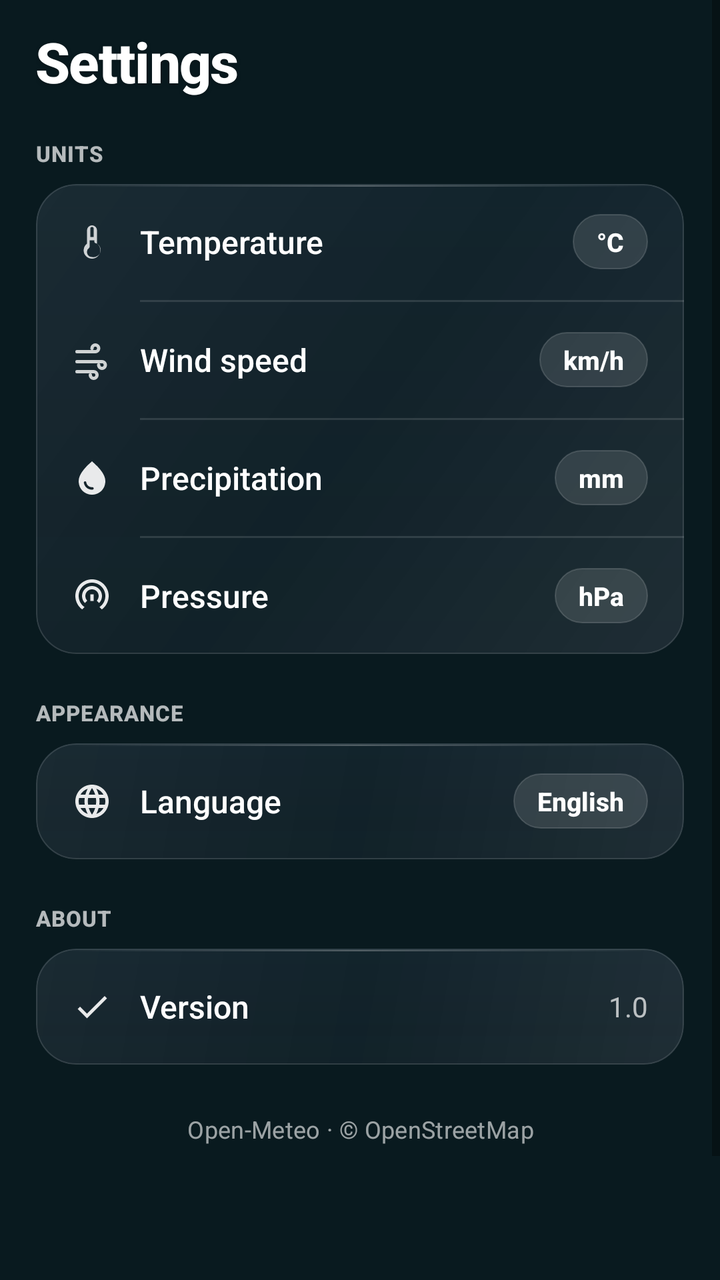
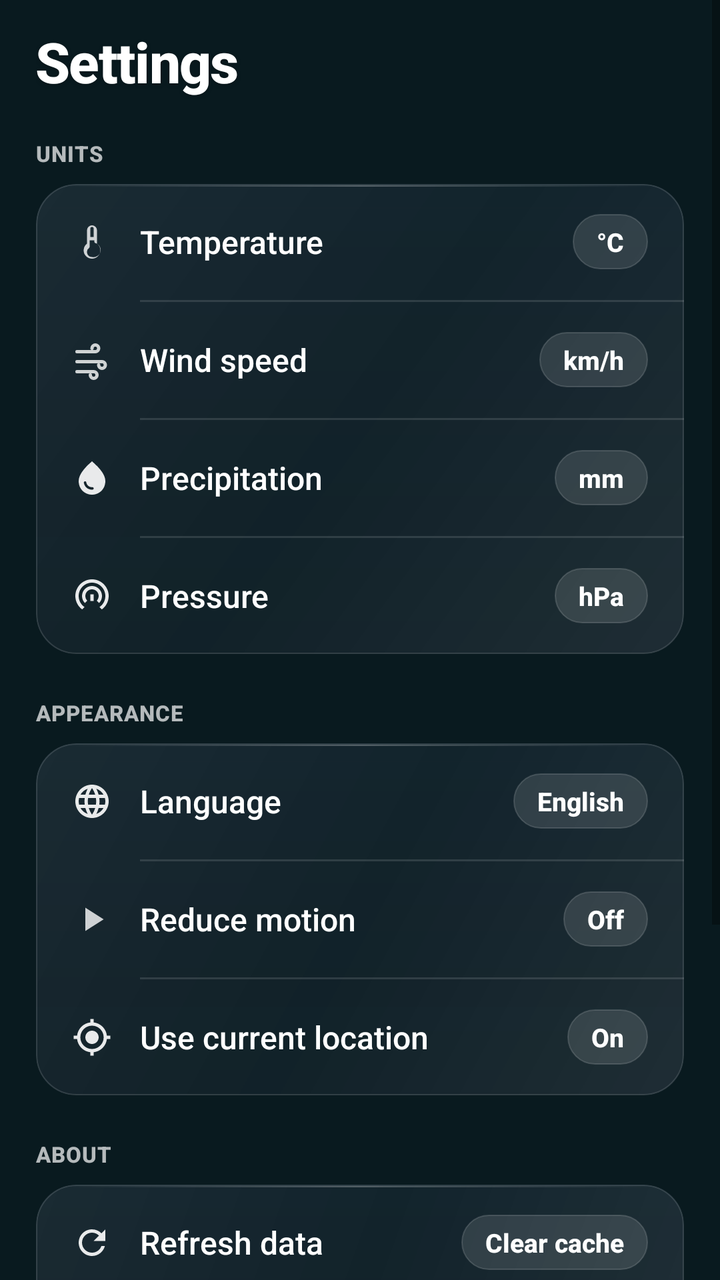

The first picture is an Android layout as it rendered before a commit; the second is the same layout after the commit. The layout source and the unified diff follow.
<!-- AndroidManifest.xml: application theme Theme.K3Weather -->
<!-- res/layout/layout_settings.xml -->
<?xml version="1.0" encoding="utf-8"?>
<ScrollView xmlns:android="http://schemas.android.com/apk/res/android"
    xmlns:app="http://schemas.android.com/apk/res-auto"
    android:layout_width="match_parent"
    android:layout_height="match_parent"
    android:background="@android:color/transparent"
    android:clipToPadding="false"
    android:overScrollMode="never"
    android:fillViewport="true">

    <LinearLayout
        android:layout_width="match_parent"
        android:layout_height="wrap_content"
        android:orientation="vertical"
        android:paddingHorizontal="18dp"
        android:paddingTop="12dp"
        android:paddingBottom="120dp">

        
        <TextView
            android:layout_width="match_parent"
            android:layout_height="wrap_content"
            android:text="@string/settings_title"
            android:textColor="@android:color/white"
            android:textSize="28sp"
            android:textStyle="bold"
            android:letterSpacing="-0.02"
            android:shadowColor="#33000000"
            android:shadowDx="0"
            android:shadowDy="2"
            android:shadowRadius="6"
            android:fontFamily="sans-serif-medium"
            android:layout_marginBottom="20dp" />

        
        <TextView
            android:layout_width="match_parent"
            android:layout_height="wrap_content"
            android:text="@string/settings_section_units"
            android:textColor="#B3FFFFFF"
            android:textSize="11sp"
            android:textStyle="bold"
            android:letterSpacing="0.03"
            android:fontFamily="sans-serif-medium"
            android:layout_marginBottom="8dp" />

        <LinearLayout
            android:layout_width="match_parent"
            android:layout_height="wrap_content"
            android:background="@drawable/bg_card_translucent"
            android:orientation="vertical"
            android:clipToOutline="true">

            
            <LinearLayout
                android:id="@+id/rowTemperature"
                android:layout_width="match_parent"
                android:layout_height="58dp"
                android:background="?attr/selectableItemBackground"
                android:clickable="true"
                android:focusable="true"
                android:gravity="center_vertical"
                android:orientation="horizontal"
                android:paddingHorizontal="18dp">

                <ImageView
                    android:layout_width="20dp"
                    android:layout_height="20dp"
                    android:contentDescription="@null"
                    android:src="@drawable/ic_thermometer"
                    app:tint="#E6FFFFFF" />

                <TextView
                    android:layout_width="0dp"
                    android:layout_height="wrap_content"
                    android:layout_weight="1"
                    android:layout_marginStart="14dp"
                    android:text="@string/settings_temperature"
                    android:textColor="@android:color/white"
                    android:textSize="16sp"
                    android:fontFamily="sans-serif-medium" />

                <TextView
                    android:id="@+id/tvTemperatureUnitValue"
                    android:layout_width="wrap_content"
                    android:layout_height="wrap_content"
                    android:background="@drawable/bg_pill_accent_translucent"
                    android:paddingHorizontal="12dp"
                    android:paddingVertical="5dp"
                    android:text="°C"
                    android:textColor="@android:color/white"
                    android:textSize="13sp"
                    android:textStyle="bold"
                    android:fontFamily="sans-serif-medium" />
            </LinearLayout>

            <View
                android:layout_width="match_parent"
                android:layout_height="1dp"
                android:layout_marginStart="52dp"
                android:background="#1FFFFFFF" />

            
            <LinearLayout
                android:id="@+id/rowWindSpeed"
                android:layout_width="match_parent"
                android:layout_height="58dp"
                android:background="?attr/selectableItemBackground"
                android:clickable="true"
                android:focusable="true"
                android:gravity="center_vertical"
                android:orientation="horizontal"
                android:paddingHorizontal="18dp">

                <ImageView
                    android:layout_width="20dp"
                    android:layout_height="20dp"
                    android:contentDescription="@null"
                    android:src="@drawable/ic_wind"
                    app:tint="#E6FFFFFF" />

                <TextView
                    android:layout_width="0dp"
                    android:layout_height="wrap_content"
                    android:layout_weight="1"
                    android:layout_marginStart="14dp"
                    android:text="@string/settings_wind_speed"
                    android:textColor="@android:color/white"
                    android:textSize="16sp"
                    android:fontFamily="sans-serif-medium" />

                <TextView
                    android:id="@+id/tvWindSpeedUnitValue"
                    android:layout_width="wrap_content"
                    android:layout_height="wrap_content"
                    android:background="@drawable/bg_pill_accent_translucent"
                    android:paddingHorizontal="12dp"
                    android:paddingVertical="5dp"
                    android:text="km/h"
                    android:textColor="@android:color/white"
                    android:textSize="13sp"
                    android:textStyle="bold"
                    android:fontFamily="sans-serif-medium" />
            </LinearLayout>

            <View
                android:layout_width="match_parent"
                android:layout_height="1dp"
                android:layout_marginStart="52dp"
                android:background="#1FFFFFFF" />

            <LinearLayout
                android:id="@+id/rowPrecipitation"
                android:layout_width="match_parent"
                android:layout_height="58dp"
                android:background="?attr/selectableItemBackground"
                android:clickable="true"
                android:focusable="true"
                android:gravity="center_vertical"
                android:orientation="horizontal"
                android:paddingHorizontal="18dp">

                <ImageView
                    android:layout_width="20dp"
                    android:layout_height="20dp"
                    android:contentDescription="@null"
                    android:src="@drawable/ic_humidity_drop"
                    app:tint="#E6FFFFFF" />

                <TextView
                    android:layout_width="0dp"
                    android:layout_height="wrap_content"
                    android:layout_weight="1"
                    android:layout_marginStart="14dp"
                    android:text="@string/settings_precipitation"
                    android:textColor="@android:color/white"
                    android:textSize="16sp"
                    android:fontFamily="sans-serif-medium" />

                <TextView
                    android:id="@+id/tvPrecipitationUnitValue"
                    android:layout_width="wrap_content"
                    android:layout_height="wrap_content"
                    android:background="@drawable/bg_pill_accent_translucent"
                    android:paddingHorizontal="12dp"
                    android:paddingVertical="5dp"
                    android:text="mm"
                    android:textColor="@android:color/white"
                    android:textSize="13sp"
                    android:textStyle="bold"
                    android:fontFamily="sans-serif-medium" />
            </LinearLayout>

            <View
                android:layout_width="match_parent"
                android:layout_height="1dp"
                android:layout_marginStart="52dp"
                android:background="#1FFFFFFF" />

            <LinearLayout
                android:id="@+id/rowPressure"
                android:layout_width="match_parent"
                android:layout_height="58dp"
                android:background="?attr/selectableItemBackground"
                android:clickable="true"
                android:focusable="true"
                android:gravity="center_vertical"
                android:orientation="horizontal"
                android:paddingHorizontal="18dp">

                <ImageView
                    android:layout_width="20dp"
                    android:layout_height="20dp"
                    android:contentDescription="@null"
                    android:src="@drawable/ic_gauge"
                    app:tint="#E6FFFFFF" />

                <TextView
                    android:layout_width="0dp"
                    android:layout_height="wrap_content"
                    android:layout_weight="1"
                    android:layout_marginStart="14dp"
                    android:text="@string/settings_pressure"
                    android:textColor="@android:color/white"
                    android:textSize="16sp"
                    android:fontFamily="sans-serif-medium" />

                <TextView
                    android:id="@+id/tvPressureUnitValue"
                    android:layout_width="wrap_content"
                    android:layout_height="wrap_content"
                    android:background="@drawable/bg_pill_accent_translucent"
                    android:paddingHorizontal="12dp"
                    android:paddingVertical="5dp"
                    android:text="hPa"
                    android:textColor="@android:color/white"
                    android:textSize="13sp"
                    android:textStyle="bold"
                    android:fontFamily="sans-serif-medium" />
            </LinearLayout>
        </LinearLayout>

        
        <TextView
            android:layout_width="match_parent"
            android:layout_height="wrap_content"
            android:layout_marginTop="22dp"
            android:layout_marginBottom="8dp"
            android:text="@string/settings_section_display"
            android:textColor="#B3FFFFFF"
            android:textSize="11sp"
            android:textStyle="bold"
            android:letterSpacing="0.03"
            android:fontFamily="sans-serif-medium" />

        <LinearLayout
            android:layout_width="match_parent"
            android:layout_height="wrap_content"
            android:background="@drawable/bg_card_translucent"
            android:orientation="vertical"
            android:clipToOutline="true">

            
            <LinearLayout
                android:id="@+id/rowLanguage"
                android:layout_width="match_parent"
                android:layout_height="58dp"
                android:background="?attr/selectableItemBackground"
                android:clickable="true"
                android:focusable="true"
                android:gravity="center_vertical"
                android:orientation="horizontal"
                android:paddingHorizontal="18dp">

                <ImageView
                    android:layout_width="20dp"
                    android:layout_height="20dp"
                    android:contentDescription="@null"
                    android:src="@drawable/ic_language"
                    app:tint="#E6FFFFFF" />

                <TextView
                    android:layout_width="0dp"
                    android:layout_height="wrap_content"
                    android:layout_weight="1"
                    android:layout_marginStart="14dp"
                    android:text="@string/settings_language"
                    android:textColor="@android:color/white"
                    android:textSize="16sp"
                    android:fontFamily="sans-serif-medium" />

                <TextView
                    android:id="@+id/tvLanguageValue"
                    android:layout_width="wrap_content"
                    android:layout_height="wrap_content"
                    android:background="@drawable/bg_pill_accent_translucent"
                    android:paddingHorizontal="12dp"
                    android:paddingVertical="5dp"
                    android:text="English"
                    android:textColor="@android:color/white"
                    android:textSize="13sp"
                    android:textStyle="bold"
                    android:fontFamily="sans-serif-medium" />
            </LinearLayout>

        </LinearLayout>

        
        <TextView
            android:layout_width="match_parent"
            android:layout_height="wrap_content"
            android:layout_marginTop="22dp"
            android:layout_marginBottom="8dp"
            android:text="@string/settings_section_about"
            android:textColor="#B3FFFFFF"
            android:textSize="11sp"
            android:textStyle="bold"
            android:letterSpacing="0.03"
            android:fontFamily="sans-serif-medium" />

        <LinearLayout
            android:layout_width="match_parent"
            android:layout_height="wrap_content"
            android:background="@drawable/bg_card_translucent"
            android:orientation="vertical"
            android:clipToOutline="true">

            <LinearLayout
                android:layout_width="match_parent"
                android:layout_height="58dp"
                android:gravity="center_vertical"
                android:orientation="horizontal"
                android:paddingHorizontal="18dp">

                <ImageView
                    android:layout_width="20dp"
                    android:layout_height="20dp"
                    android:contentDescription="@null"
                    android:src="@drawable/ic_check"
                    app:tint="#E6FFFFFF" />

                <TextView
                    android:layout_width="0dp"
                    android:layout_height="wrap_content"
                    android:layout_weight="1"
                    android:layout_marginStart="14dp"
                    android:text="@string/settings_version"
                    android:textColor="@android:color/white"
                    android:textSize="16sp"
                    android:fontFamily="sans-serif-medium" />

                <TextView
                    android:id="@+id/tvVersionValue"
                    android:layout_width="wrap_content"
                    android:layout_height="wrap_content"
                    android:text="1.0"
                    android:textColor="#B3FFFFFF"
                    android:textSize="14sp" />
            </LinearLayout>
        </LinearLayout>

        <TextView
            android:id="@+id/attributions"
            android:layout_width="match_parent"
            android:layout_height="wrap_content"
            android:layout_marginTop="24dp"
            android:layout_marginBottom="16dp"
            android:gravity="center"
            android:text="@string/settings_attribution"
            android:textColor="#99FFFFFF"
            android:textSize="12sp"
            android:letterSpacing="0.01"
            android:fontFamily="sans-serif" />

    </LinearLayout>
</ScrollView>
<!-- resources referenced by this layout -->
<resources>
  <!-- drawable bg_pill_accent_translucent (drawable) -->
  <?xml version="1.0" encoding="utf-8"?>
  <shape xmlns:android="http://schemas.android.com/apk/res/android" android:shape="rectangle">
      <solid android:color="#1FFFFFFF" />
      <corners android:radius="999dp" />
      <stroke
          android:width="0.8dp"
          android:color="#26FFFFFF" />
  </shape>
  <!-- drawable ic_check (drawable) -->
  <vector xmlns:android="http://schemas.android.com/apk/res/android"
      android:width="20dp"
      android:height="20dp"
      android:viewportWidth="24"
      android:viewportHeight="24">
      <path
          android:fillColor="@android:color/white"
          android:pathData="M9,16.17L4.83,12l-1.42,1.41L9,19 21,7l-1.41-1.41z" />
  </vector>
  <!-- drawable ic_thermometer (drawable) -->
  <vector xmlns:android="http://schemas.android.com/apk/res/android"
      android:width="24dp"
      android:height="24dp"
      android:viewportWidth="24"
      android:viewportHeight="24">
      <path
          android:fillColor="#E0FFFFFF"
          android:pathData="M15,13V5a3,3 0 0,0 -6,0v8a5,5 0 1,0 6,0zm-3,-10a1,1 0 0,1 1,1v5h-2V4a1,1 0 0,1 1,-1zm0,18a3,3 0 0,1 -1.8,-5.4 1,1 0 0,0 0.4,-0.8V11h2.8v0.8a1,1 0 0,0 0.4,0.8A3,3 0 0,1 12,21z"/>
  </vector>
  <string name="settings_attribution">Open-Meteo · © OpenStreetMap</string>
  <string name="settings_language">Language</string>
  <string name="settings_precipitation">Precipitation</string>
  <string name="settings_pressure">Pressure</string>
  <string name="settings_section_about">ABOUT</string>
  <string name="settings_section_display">APPEARANCE</string>
  <string name="settings_section_units">UNITS</string>
  <string name="settings_temperature">Temperature</string>
  <string name="settings_title">Settings</string>
  <string name="settings_version">Version</string>
  <string name="settings_wind_speed">Wind speed</string>
  <color name="primary_teal">#0F2C33</color>
  <color name="primary_dark_teal">#091A1F</color>
  <color name="accent_cyan">#00E5FF</color>
  <!-- unchanged entries left out for length: 6 -->
</resources>

<!-- the commit's change to res/layout/layout_settings.xml (unified diff, before → after) -->
@@ -303,6 +303,104 @@
                     android:fontFamily="sans-serif-medium" />
             </LinearLayout>
 
+            <View
+                android:layout_width="match_parent"
+                android:layout_height="1dp"
+                android:layout_marginStart="52dp"
+                android:background="#1FFFFFFF" />
+
+            
+            <LinearLayout
+                android:id="@+id/rowReduceMotion"
+                android:layout_width="match_parent"
+                android:layout_height="58dp"
+                android:background="?attr/selectableItemBackground"
+                android:clickable="true"
+                android:focusable="true"
+                android:gravity="center_vertical"
+                android:orientation="horizontal"
+                android:paddingHorizontal="18dp">
+
+                <ImageView
+                    android:layout_width="20dp"
+                    android:layout_height="20dp"
+                    android:contentDescription="@null"
+                    android:src="@drawable/ic_reduce_motion"
+                    app:tint="#E6FFFFFF" />
+
+                <TextView
+                    android:layout_width="0dp"
+                    android:layout_height="wrap_content"
+                    android:layout_weight="1"
+                    android:layout_marginStart="14dp"
+                    android:text="@string/settings_reduce_motion"
+                    android:textColor="@android:color/white"
+                    android:textSize="16sp"
+                    android:fontFamily="sans-serif-medium" />
+
+                <TextView
+                    android:id="@+id/tvReduceMotionValue"
+                    android:layout_width="wrap_content"
+                    android:layout_height="wrap_content"
+                    android:background="@drawable/bg_pill_accent_translucent"
+                    android:paddingHorizontal="12dp"
+                    android:paddingVertical="5dp"
+                    android:text="@string/toggle_off"
+                    android:textColor="@android:color/white"
+                    android:textSize="13sp"
+                    android:textStyle="bold"
+                    android:fontFamily="sans-serif-medium" />
+            </LinearLayout>
+
+            <View
+                android:layout_width="match_parent"
+                android:layout_height="1dp"
+                android:layout_marginStart="52dp"
+                android:background="#1FFFFFFF" />
+
+            
+            <LinearLayout
+                android:id="@+id/rowUseCurrentLocation"
+                android:layout_width="match_parent"
+                android:layout_height="58dp"
+                android:background="?attr/selectableItemBackground"
+                android:clickable="true"
+                android:focusable="true"
+                android:gravity="center_vertical"
+                android:orientation="horizontal"
+                android:paddingHorizontal="18dp">
+
+                <ImageView
+                    android:layout_width="20dp"
+                    android:layout_height="20dp"
+                    android:contentDescription="@null"
+                    android:src="@drawable/ic_my_location"
+                    app:tint="#E6FFFFFF" />
+
+                <TextView
+                    android:layout_width="0dp"
+                    android:layout_height="wrap_content"
+                    android:layout_weight="1"
+                    android:layout_marginStart="14dp"
+                    android:text="@string/settings_use_current_location"
+                    android:textColor="@android:color/white"
+                    android:textSize="16sp"
+                    android:fontFamily="sans-serif-medium" />
+
+                <TextView
+                    android:id="@+id/tvUseCurrentLocationValue"
+                    android:layout_width="wrap_content"
+                    android:layout_height="wrap_content"
+                    android:background="@drawable/bg_pill_accent_translucent"
+                    android:paddingHorizontal="12dp"
+                    android:paddingVertical="5dp"
+                    android:text="@string/toggle_on"
+                    android:textColor="@android:color/white"
+                    android:textSize="13sp"
+                    android:textStyle="bold"
+                    android:fontFamily="sans-serif-medium" />
+            </LinearLayout>
+
         </LinearLayout>
 
         
@@ -325,6 +423,54 @@
             android:orientation="vertical"
             android:clipToOutline="true">
 
+            
+            <LinearLayout
+                android:id="@+id/rowClearCache"
+                android:layout_width="match_parent"
+                android:layout_height="58dp"
+                android:background="?attr/selectableItemBackground"
+                android:clickable="true"
+                android:focusable="true"
+                android:gravity="center_vertical"
+                android:orientation="horizontal"
+                android:paddingHorizontal="18dp">
+
+                <ImageView
+                    android:layout_width="20dp"
+                    android:layout_height="20dp"
+                    android:contentDescription="@null"
+                    android:src="@drawable/ic_refresh"
+                    app:tint="#E6FFFFFF" />
+
+                <TextView
+                    android:layout_width="0dp"
+                    android:layout_height="wrap_content"
+                    android:layout_weight="1"
+                    android:layout_marginStart="14dp"
+                    android:text="@string/settings_clear_cache"
+                    android:textColor="@android:color/white"
+                    android:textSize="16sp"
+                    android:fontFamily="sans-serif-medium" />
+
+                <TextView
+                    android:layout_width="wrap_content"
+                    android:layout_height="wrap_content"
+                    android:background="@drawable/bg_pill_accent_translucent"
+                    android:paddingHorizontal="12dp"
+                    android:paddingVertical="5dp"
+                    android:text="@string/settings_clear_cache_action"
+                    android:textColor="@android:color/white"
+                    android:textSize="13sp"
+                    android:textStyle="bold"
+                    android:fontFamily="sans-serif-medium" />
+            </LinearLayout>
+
+            <View
+                android:layout_width="match_parent"
+                android:layout_height="1dp"
+                android:layout_marginStart="52dp"
+                android:background="#1FFFFFFF" />
+
             <LinearLayout
                 android:layout_width="match_parent"
                 android:layout_height="58dp"
<!-- resource entries referenced after the edit -->
@@ -19,6 +19,36 @@
           android:fillColor="@android:color/white"
           android:pathData="M9,16.17L4.83,12l-1.42,1.41L9,19 21,7l-1.41-1.41z" />
   </vector>
+  <!-- drawable ic_my_location (drawable) -->
+  <vector xmlns:android="http://schemas.android.com/apk/res/android"
+      android:width="24dp"
+      android:height="24dp"
+      android:viewportWidth="24"
+      android:viewportHeight="24">
+      <path
+          android:fillColor="@android:color/white"
+          android:pathData="M12,8c-2.21,0 -4,1.79 -4,4s1.79,4 4,4 4,-1.79 4,-4 -1.79,-4 -4,-4zM20.94,11c-0.46,-4.17 -3.77,-7.48 -7.94,-7.94V1h-2v2.06C6.83,3.52 3.52,6.83 3.06,11H1v2h2.06c0.46,4.17 3.77,7.48 7.94,7.94V23h2v-2.06c4.17,-0.46 7.48,-3.77 7.94,-7.94H23v-2h-2.06zM12,19c-3.87,0 -7,-3.13 -7,-7s3.13,-7 7,-7 7,3.13 7,7 -3.13,7 -7,7z" />
+  </vector>
+  <!-- drawable ic_reduce_motion (drawable) -->
+  <vector xmlns:android="http://schemas.android.com/apk/res/android"
+      android:width="24dp"
+      android:height="24dp"
+      android:viewportWidth="24"
+      android:viewportHeight="24">
+      <path
+          android:fillColor="#E0FFFFFF"
+          android:pathData="M8,5v14l11,-7z"/>
+  </vector>
+  <!-- drawable ic_refresh (drawable) -->
+  <vector xmlns:android="http://schemas.android.com/apk/res/android"
+      android:width="24dp"
+      android:height="24dp"
+      android:viewportWidth="24"
+      android:viewportHeight="24">
+      <path
+          android:fillColor="#FFFFFF"
+          android:pathData="M17.65,6.35C16.2,4.9 14.21,4 12,4c-4.42,0 -7.99,3.58 -7.99,8s3.57,8 7.99,8c3.73,0 6.84,-2.55 7.73,-6h-2.08c-0.82,2.33 -3.04,4 -5.65,4 -3.31,0 -6,-2.69 -6,-6s2.69,-6 6,-6c1.66,0 3.14,0.69 4.22,1.78L13,11h7V4l-2.35,2.35z"/>
+  </vector>
   <!-- drawable ic_thermometer (drawable) -->
   <vector xmlns:android="http://schemas.android.com/apk/res/android"
       android:width="24dp"
@@ -30,16 +60,22 @@
           android:pathData="M15,13V5a3,3 0 0,0 -6,0v8a5,5 0 1,0 6,0zm-3,-10a1,1 0 0,1 1,1v5h-2V4a1,1 0 0,1 1,-1zm0,18a3,3 0 0,1 -1.8,-5.4 1,1 0 0,0 0.4,-0.8V11h2.8v0.8a1,1 0 0,0 0.4,0.8A3,3 0 0,1 12,21z"/>
   </vector>
   <string name="settings_attribution">Open-Meteo · © OpenStreetMap</string>
+  <string name="settings_clear_cache">Refresh data</string>
+  <string name="settings_clear_cache_action">Clear cache</string>
   <string name="settings_language">Language</string>
   <string name="settings_precipitation">Precipitation</string>
   <string name="settings_pressure">Pressure</string>
+  <string name="settings_reduce_motion">Reduce motion</string>
   <string name="settings_section_about">ABOUT</string>
   <string name="settings_section_display">APPEARANCE</string>
   <string name="settings_section_units">UNITS</string>
   <string name="settings_temperature">Temperature</string>
   <string name="settings_title">Settings</string>
+  <string name="settings_use_current_location">Use current location</string>
   <string name="settings_version">Version</string>
   <string name="settings_wind_speed">Wind speed</string>
+  <string name="toggle_off">Off</string>
+  <string name="toggle_on">On</string>
   <color name="primary_teal">#0F2C33</color>
   <color name="primary_dark_teal">#091A1F</color>
   <color name="accent_cyan">#00E5FF</color>
